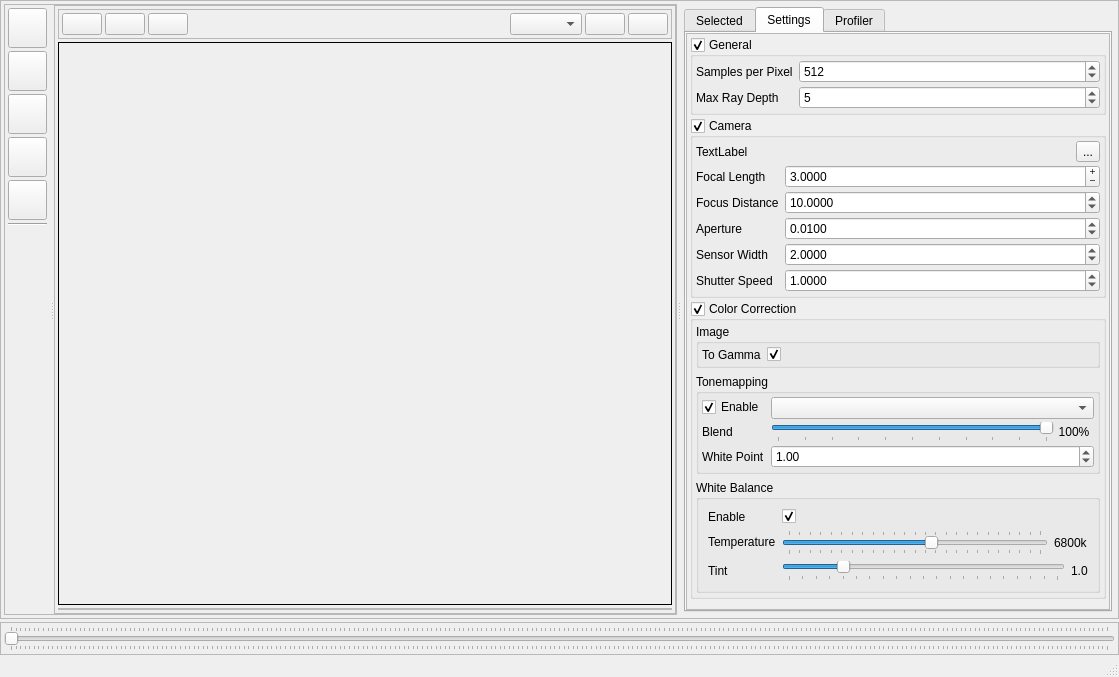
First picture: the form in nectar_render/gui/resource/mainwidget.ui, repository ZacharyBork/NectarRender, before the edit.
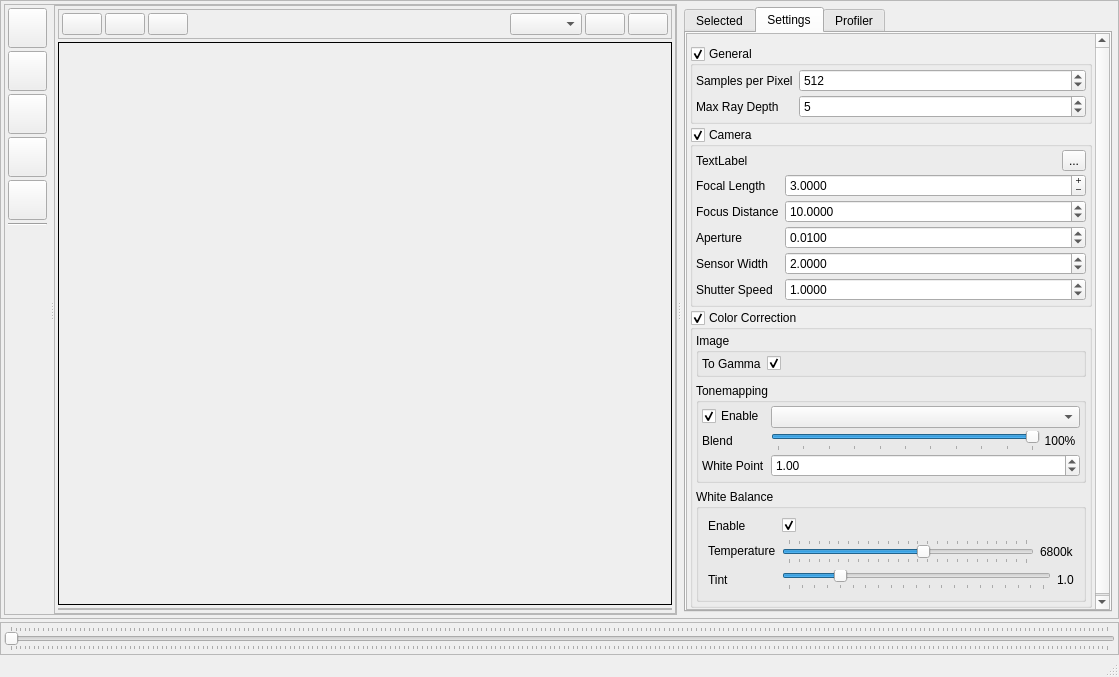
Second picture: the form after the edit.

What changed in the file:
```diff
--- a/nectar_render/gui/resource/mainwidget.ui
+++ b/nectar_render/gui/resource/mainwidget.ui
@@ -615,7 +615,7 @@
                     <x>0</x>
                     <y>0</y>
                     <width>410</width>
-                    <height>636</height>
+                    <height>645</height>
                    </rect>
                   </property>
                   <layout class="QVBoxLayout" name="verticalLayout_7">
@@ -634,6 +634,33 @@
                    <property name="bottomMargin">
                     <number>3</number>
                    </property>
+                   <item>
+                    <widget class="QFrame" name="settings_frame">
+                     <property name="frameShape">
+                      <enum>QFrame::NoFrame</enum>
+                     </property>
+                     <property name="frameShadow">
+                      <enum>QFrame::Raised</enum>
+                     </property>
+                     <layout class="QVBoxLayout" name="verticalLayout_16">
+                      <property name="spacing">
+                       <number>3</number>
+                      </property>
+                      <property name="leftMargin">
+                       <number>3</number>
+                      </property>
+                      <property name="topMargin">
+                       <number>3</number>
+                      </property>
+                      <property name="rightMargin">
+                       <number>3</number>
+                      </property>
+                      <property name="bottomMargin">
+                       <number>3</number>
+                      </property>
+                     </layout>
+                    </widget>
+                   </item>
                    <item>
                     <widget class="QGroupBox" name="general_settings">
                      <property name="title">
```
Left out of the diff: 8 changed lines with no effect on the pictures.
